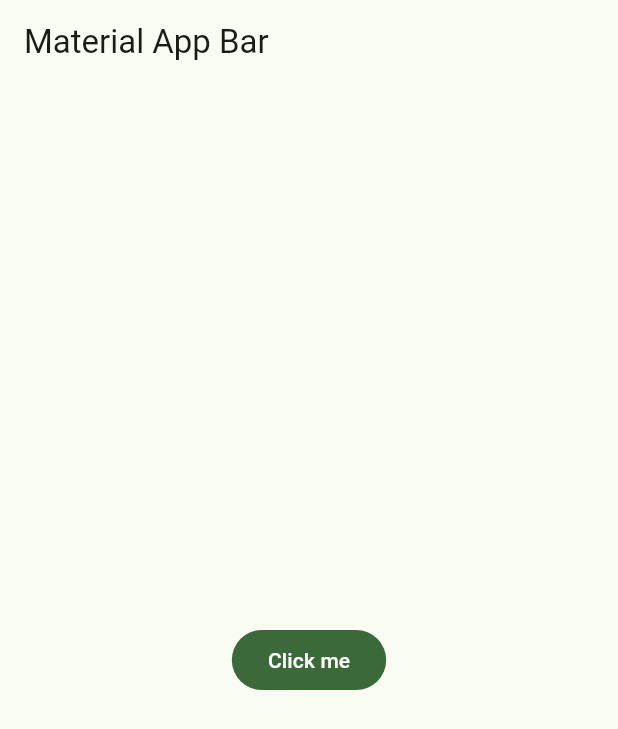
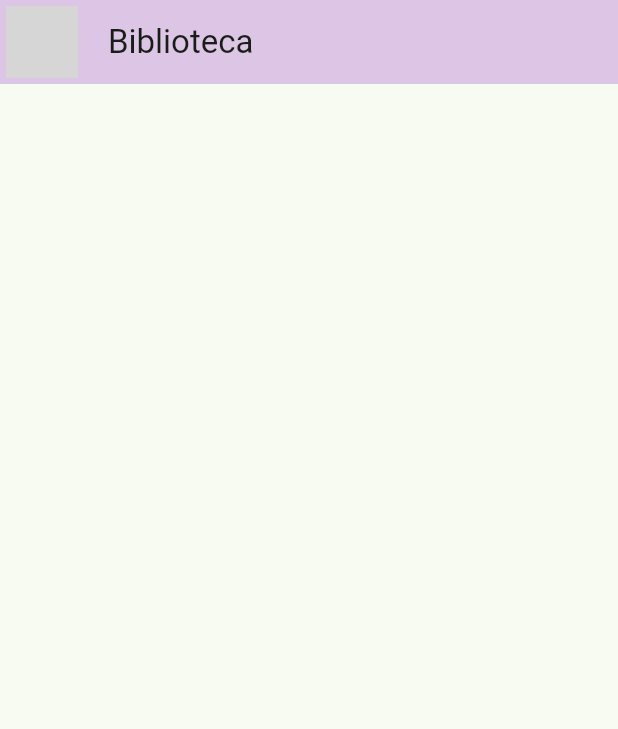
Before and after one commit to joseroyo3/flutter_02_yes_no_app, a Flutter app: the screen it shows after launch, on a phone screen of 412 x 824 dp. Shown: the top 729 px of the screen. Run offline on Flutter 3.47's test engine with Material 3 defaults, Android fonts, the light colour scheme and no system bars; network calls fail; grey boxes are pictures that could not be loaded.

Commit message:
Chat Screen

```diff
--- a/lib/config/app_theme.dart
+++ b/lib/config/theme/app_theme.dart
@@ -20,7 +20,7 @@ class AppTheme{
     return ThemeData(
       //useMaterial3: true,
       colorSchemeSeed: _colorThemes[selectedColor],
-      //brightness: Brightness.dark // DarkMode
+      brightness: Brightness.light // DarkMode con .dark
     );
   }
 }
--- a/lib/main.dart
+++ b/lib/main.dart
@@ -1,6 +1,7 @@
 import 'package:flutter/material.dart';
+import 'package:flutter_02_yes_no_app/presentation/chat/chat_screen.dart';
 
-import 'config/app_theme.dart';
+import 'config/theme/app_theme.dart';
 
 void main() => runApp(const MyApp());
 
@@ -13,14 +14,7 @@ class MyApp extends StatelessWidget {
       title: 'Material App',
       debugShowCheckedModeBanner: false,
       theme: AppTheme(selectedColor: 2).theme(),
-      home: Scaffold(
-        appBar: AppBar(
-          title: const Text('Material App Bar'),
-        ),
-        body: Center(
-          child: FilledButton(onPressed: (){}, child: const Text("Click me"))
-        ),
-      ),
+      home: const ChatScreen(),
     );
   }
 }
--- /dev/null
+++ b/lib/presentation/chat/chat_screen.dart
@@ -0,0 +1,22 @@
+import 'package:flutter/material.dart';
+
+class ChatScreen extends StatelessWidget {
+  const ChatScreen ({super.key});
+
+  @override
+  Widget build(BuildContext context) {
+    return Scaffold(
+      appBar: AppBar(
+        backgroundColor: Color.fromARGB(100, 180, 116, 210),
+        leading: Padding(
+          padding: const EdgeInsets.all(4.0),
+          child: CircleAvatar(
+            backgroundImage: NetworkImage('https://cdn.pixabay.com/photo/2017/08/06/22/01/books-2596809_1280.jpg'),
+          ),
+        ),
+        title: Text('Biblioteca'),
+        //centerTitle: true,  //fuerza a centrar en android
+      ),
+    );
+  }
+}
--- a/pubspec.yaml
+++ b/pubspec.yaml
@@ -16,7 +16,7 @@ publish_to: 'none' # Remove this line if you wish to publish to pub.dev
 # https://developer.apple.com/library/archive/documentation/General/Reference/InfoPlistKeyReference/Articles/CoreFoundationKeys.html
 # In Windows, build-name is used as the major, minor, and patch parts
 # of the product and file versions while build-number is used as the build suffix.
-version: 1.0.0+1
+version: 1.0.1+1
 
 environment:
   sdk: ^3.9.2
```
Also changed, not shown: 1 other file.
